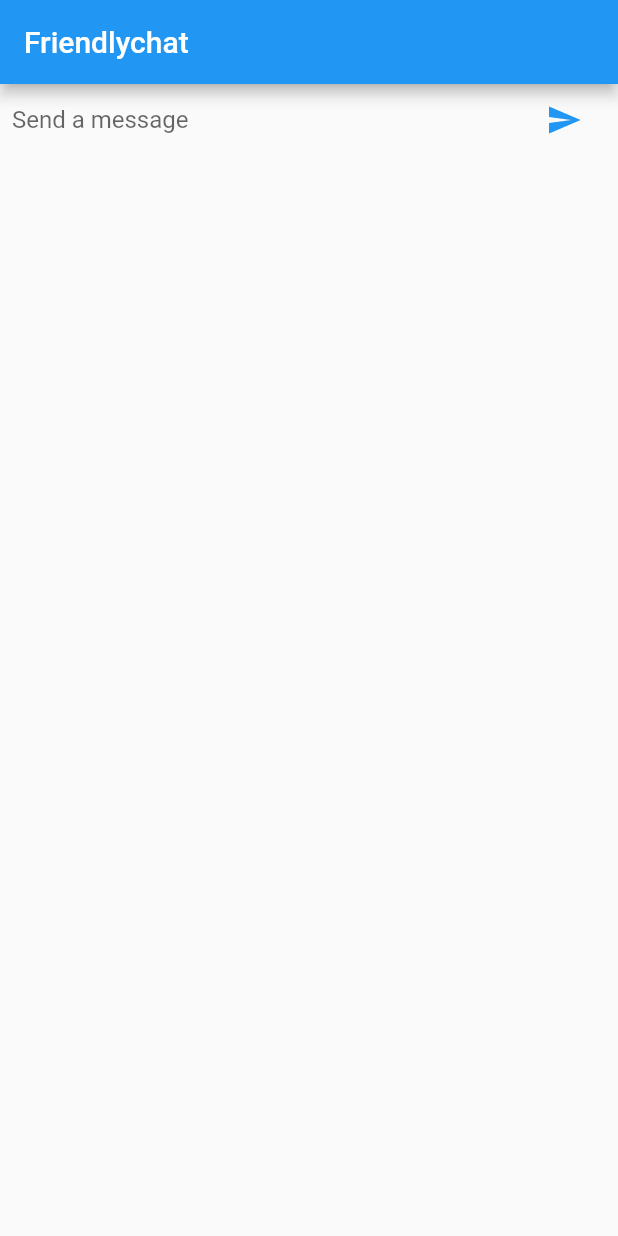
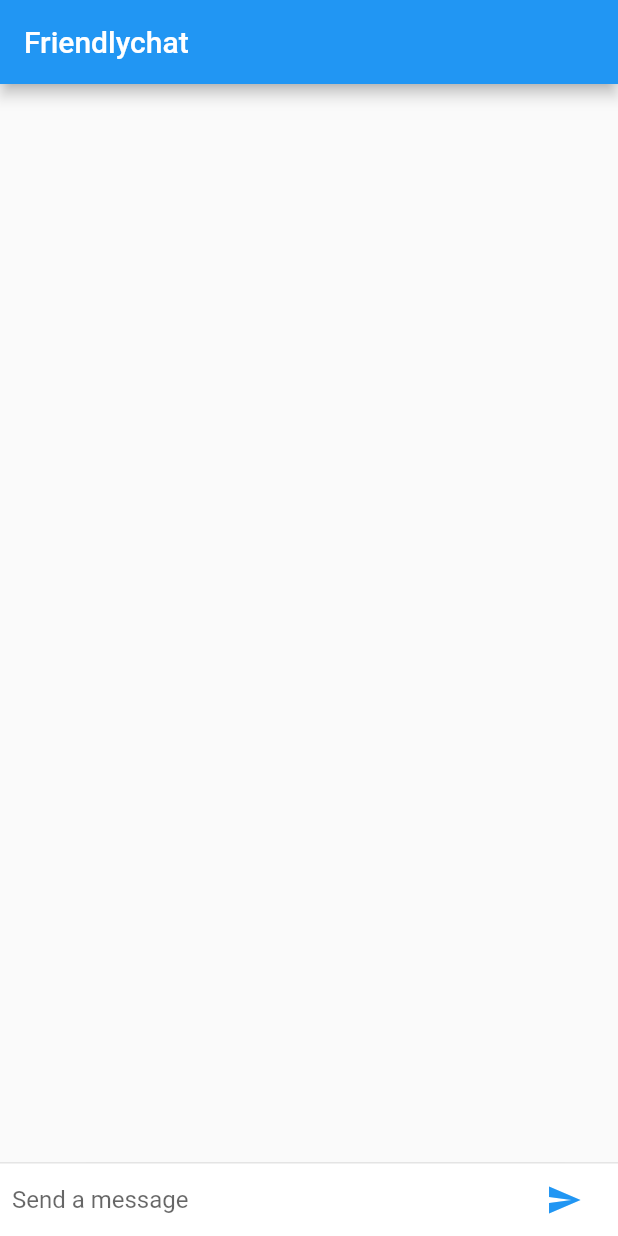
Before and after one commit to MyracleDesign/codelab_flutter, a Flutter app: the screen it shows after launch, on a phone screen of 412 x 824 dp. Run offline on Flutter 3.47's test engine with Material 2 defaults, Android fonts, the phone set to English and light mode, and no system bars.

```diff
--- a/lib/main.dart
+++ b/lib/main.dart
@@ -54,7 +54,25 @@ class ChatScreenState extends State<ChatScreen> {
       appBar: new AppBar(
         title: new Text("Friendlychat"),
       ),
-      body: _buildTextComposer(),
+      body: new Column(
+        children: <Widget>[
+          new Flexible(
+            child: new ListView.builder(
+              padding: new EdgeInsets.all(8.0),
+              itemBuilder: (_, int index) => _messages[index],
+              reverse: true,
+              itemCount: _messages.length,
+            ),
+          ),
+          new Divider(
+            height: 1.6,
+          ),
+          new Container(
+            decoration: new BoxDecoration(color: Theme.of(context).cardColor),
+            child: _buildTextComposer(),
+          )
+        ],
+      ),
     );
   }
 
```
